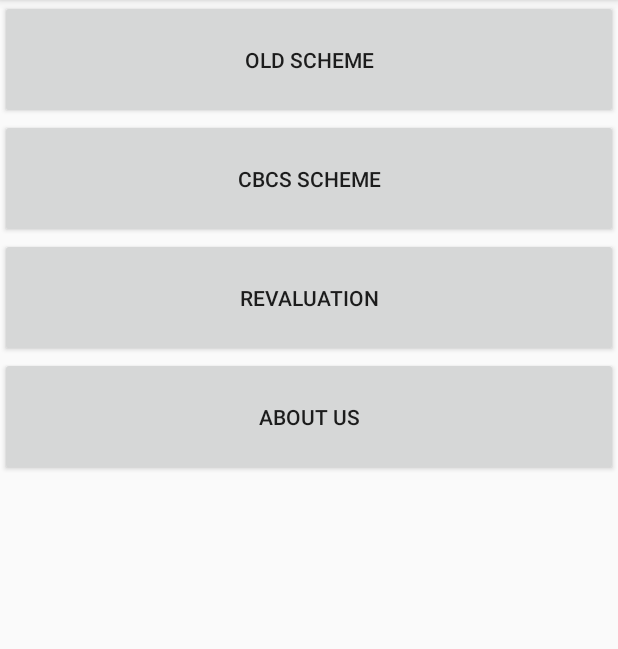
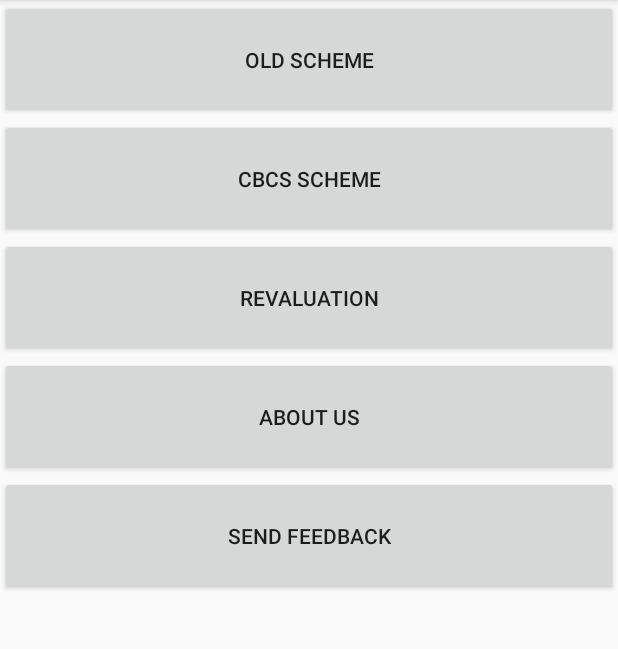
Before and after one commit to kuldeeps48/VTU-Result-Notifier, an Android app: the screen it shows after launch (MainActivity), on a phone screen of 412 x 824 dp, the part 84-733 px from its top. Run offline under Robolectric (Android 15) with nearby library versions, the phone set to English and light mode, and no system bars.

Commit message:
Implement Send feedback

```diff
--- a/app/src/main/java/com/kuldeep/aadarsh/vturesultnotifier/vturesultnotifier/MainActivity.java
+++ b/app/src/main/java/com/kuldeep/aadarsh/vturesultnotifier/vturesultnotifier/MainActivity.java
@@ -1,20 +1,26 @@
 package com.kuldeep.aadarsh.vturesultnotifier.vturesultnotifier;
 
 import android.app.AlertDialog;
+import android.content.ActivityNotFoundException;
 import android.content.DialogInterface;
 import android.content.Intent;
+import android.net.Uri;
 import android.os.Bundle;
 import android.support.v7.app.AppCompatActivity;
 import android.view.LayoutInflater;
+import android.view.Menu;
+import android.view.MenuInflater;
+import android.view.MenuItem;
 import android.view.View;
 import android.widget.Button;
+import android.widget.Toast;
 
 /**
  * Created by aadarsha on 6/5/17.
  */
 
 public class MainActivity extends AppCompatActivity implements View.OnClickListener{
-    private Button buttonOldScheme, buttonCbcsScheme, buttonRevaluation, buttonAboutUs;
+    private Button buttonOldScheme, buttonCbcsScheme, buttonRevaluation, buttonAboutUs, buttonSendFeedback;
     private Intent intent;
 
     @Override
@@ -31,6 +37,8 @@ public class MainActivity extends AppCompatActivity implements View.OnClickListe
         buttonRevaluation.setOnClickListener(this);
         buttonAboutUs = (Button) findViewById(R.id.button_about_us);
         buttonAboutUs.setOnClickListener(this);
+        buttonSendFeedback = (Button) findViewById(R.id.button_send_feedback);
+        buttonSendFeedback.setOnClickListener(this);
         }
 
     @Override
@@ -66,6 +74,23 @@ public class MainActivity extends AppCompatActivity implements View.OnClickListe
                 });
                 alertDialogBuilder.show();
                 break;
+
+            // Send feedback
+            case R.id.button_send_feedback:
+                String mailto = "mailto:the.era.labs@gmail.com" +
+                        "?subject=" + Uri.encode("Feedback on VTU Result") +
+                        "&body=" + Uri.encode("Hi there,\n I used your app and ");
+
+                Intent emailIntent = new Intent(Intent.ACTION_SENDTO);
+                emailIntent.setData(Uri.parse(mailto));
+
+                try {
+                    startActivity(emailIntent);
+                } catch (ActivityNotFoundException e) {
+                    Toast.makeText(getApplicationContext(), "Please install an Email app in order to send feedback.")
+                }
+                break;
         }
     }
+
 }
--- a/app/src/main/res/layout/activity_main.xml
+++ b/app/src/main/res/layout/activity_main.xml
@@ -44,5 +44,14 @@
             android:padding="30dp"
             />
 
+        <Button
+            android:layout_width="match_parent"
+            android:layout_height="wrap_content"
+            android:id="@+id/button_send_feedback"
+            android:text="@string/button_send_feedback"
+            android:textAlignment="center"
+            android:padding="30dp"
+            />
+
     </LinearLayout>
 </ScrollView>
--- a/app/src/main/res/values/strings.xml
+++ b/app/src/main/res/values/strings.xml
@@ -6,6 +6,7 @@
     <string name="button_old_scheme">Old Scheme</string>
     <string name="button_cbcs_scheme">CBCS Scheme</string>
     <string name="button_revaluation">Revaluation</string>
+    <string name="button_send_feedback">Send Feedback</string>
     <string name="spinner_cbcs_semester">Select Semester</string>
 
     <string name="proper_usn">Invalid USN. Check And Try Again.</string>
```
